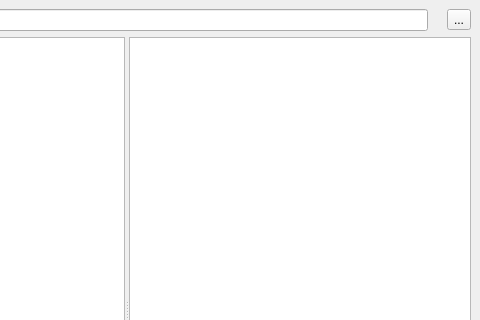
Old version of the form app/mainwindow.ui in the repository olegantonyan/mpz; both pictures show x 398 to 878 and y 0 to 320 of the 878 by 612 pixel window.
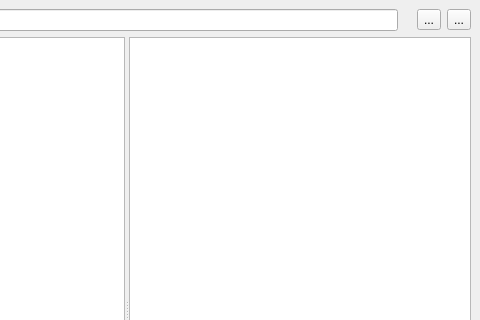
New version of the form. Icons and pictures are not drawn.

Commit message: volume control (close #26)

Diff of the .ui file:
```diff
--- a/app/mainwindow.ui
+++ b/app/mainwindow.ui
@@ -110,6 +110,17 @@
         </property>
        </widget>
       </item>
+      <item>
+       <widget class="QToolButton" name="toolButtonVolume">
+        <property name="text">
+         <string>...</string>
+        </property>
+        <property name="icon">
+         <iconset resource="resources/resources.qrc">
+          <normaloff>:/icons/icons/speaker.svg</normaloff>:/icons/icons/speaker.svg</iconset>
+        </property>
+       </widget>
+      </item>
       <item>
        <widget class="QToolButton" name="menuButton">
         <property name="text">
```
Left out of the diff: 2 changed lines with no effect on the pictures. The commit also changes 11 other files.
